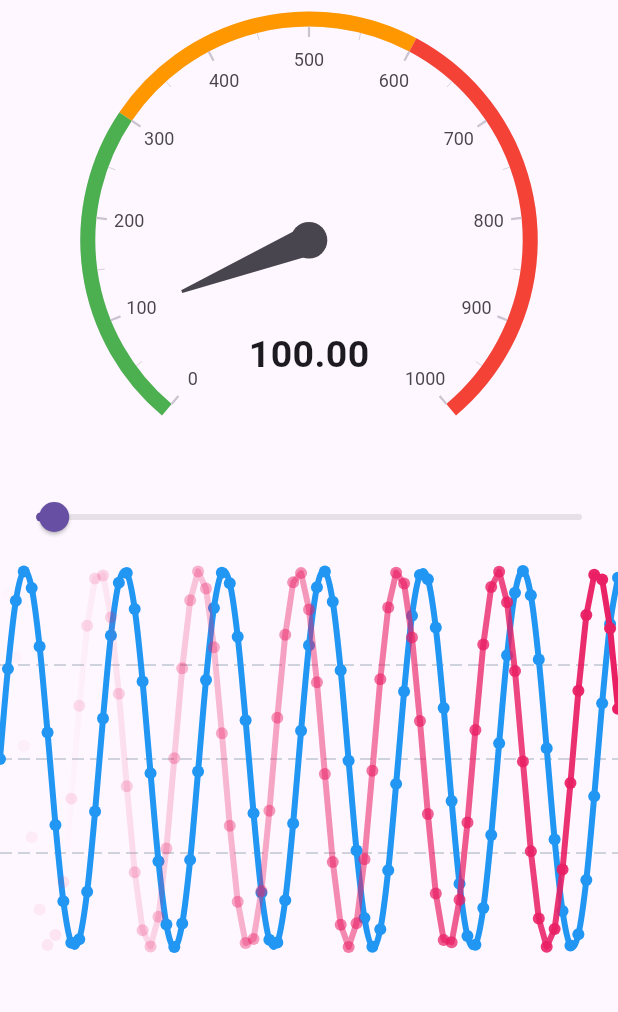
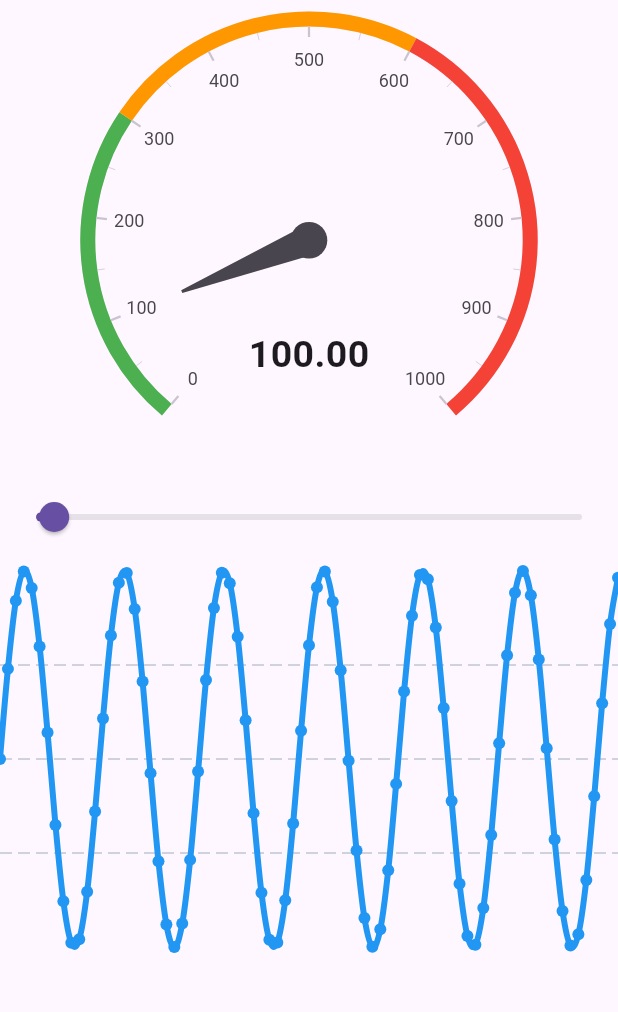
Before and after one commit to fdg2324/fdg_lux_meter, a Flutter app: the screen it shows after launch, on a phone screen of 412 x 824 dp, the part 128-1140 px from its top. Run offline on Flutter 3.47's test engine with Material 3 defaults, Android fonts, the phone set to English and light mode, and no system bars; drawn by our look-alikes of fl_chart, syncfusion_flutter_gauges; missing offline and left inert: light.

Commit message:
cos line deleted

```diff
--- a/lib/chart.dart
+++ b/lib/chart.dart
@@ -10,8 +10,7 @@ import 'package:flutter/material.dart';
 class LuxChart extends StatefulWidget {
   const LuxChart({super.key});
 
-  final Color sinColor = Colors.blue;
-  final Color cosColor = Colors.pink;
+  final Color lineColor = Colors.blue;
 
   @override
   State<LuxChart> createState() => _LuxChartState();
@@ -19,8 +18,7 @@ class LuxChart extends StatefulWidget {
 
 class _LuxChartState extends State<LuxChart> {
   final limitCount = 100;
-  final sinPoints = <FlSpot>[];
-  final cosPoints = <FlSpot>[];
+  final luxPoints = <FlSpot>[];
 
   double xValue = 0;
   double step = 0.5;
@@ -31,13 +29,11 @@ class _LuxChartState extends State<LuxChart> {
   void initState() {
     super.initState();
     timer = Timer.periodic(const Duration(milliseconds:100), (timer) {
-      while (sinPoints.length > limitCount) {
-        sinPoints.removeAt(0);
-        cosPoints.removeAt(0);
+      while (luxPoints.length > limitCount) {
+        luxPoints.removeAt(0);
       }
       setState(() {
-        sinPoints.add(FlSpot(xValue, math.sin(xValue)));
-        cosPoints.add(FlSpot(xValue, math.cos(xValue)));
+        luxPoints.add(FlSpot(xValue, math.sin(xValue)));
       });
       xValue += step;
     });
@@ -45,7 +41,7 @@ class _LuxChartState extends State<LuxChart> {
 
   @override
   Widget build(BuildContext context) {
-    return cosPoints.isNotEmpty
+    return luxPoints.isNotEmpty
         ? Column(
             mainAxisAlignment: MainAxisAlignment.center,
             children: [
@@ -61,8 +57,8 @@ class _LuxChartState extends State<LuxChart> {
                     LineChartData(
                       minY: -1,
                       maxY: 1,
-                      minX: sinPoints.first.x,
-                      maxX: sinPoints.last.x,
+                      minX: luxPoints.first.x,
+                      maxX: luxPoints.last.x,
                       lineTouchData: const LineTouchData(enabled: false),
                       clipData: const FlClipData.all(),
                       gridData: const FlGridData(
@@ -71,8 +67,7 @@ class _LuxChartState extends State<LuxChart> {
                       ),
                       borderData: FlBorderData(show: false),
                       lineBarsData: [
-                        sinLine(sinPoints),
-                        cosLine(cosPoints),
+                        sinLine(luxPoints),
                       ],
                       titlesData: const FlTitlesData(
                         show: false,
@@ -102,21 +97,6 @@ class _LuxChartState extends State<LuxChart> {
     );
   }
 
-  LineChartBarData cosLine(List<FlSpot> points) {
-    return LineChartBarData(
-      spots: points,
-      dotData: const FlDotData(
-        show: true,
-      ),
-      gradient: LinearGradient(
-        colors: [widget.cosColor.withOpacity(0), widget.cosColor],
-        stops: const [0.1, 1.0],
-      ),
-      barWidth: 4,
-      isCurved: false,
-    );
-  }
-
   @override
   void dispose() {
     timer.cancel();
```
